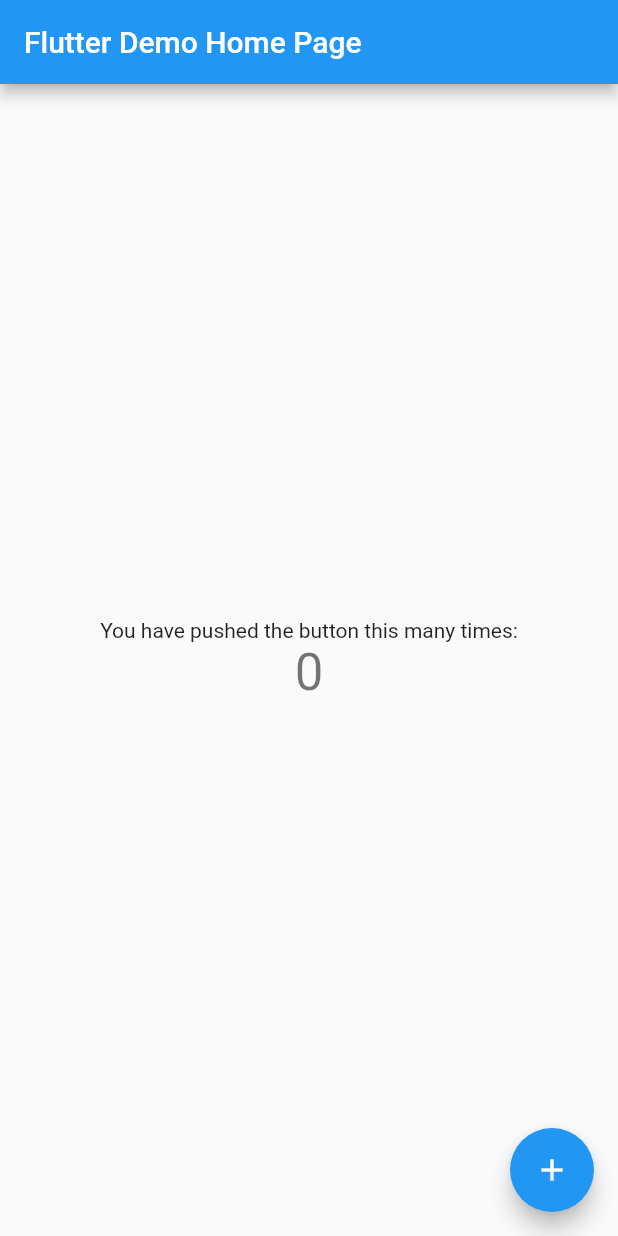
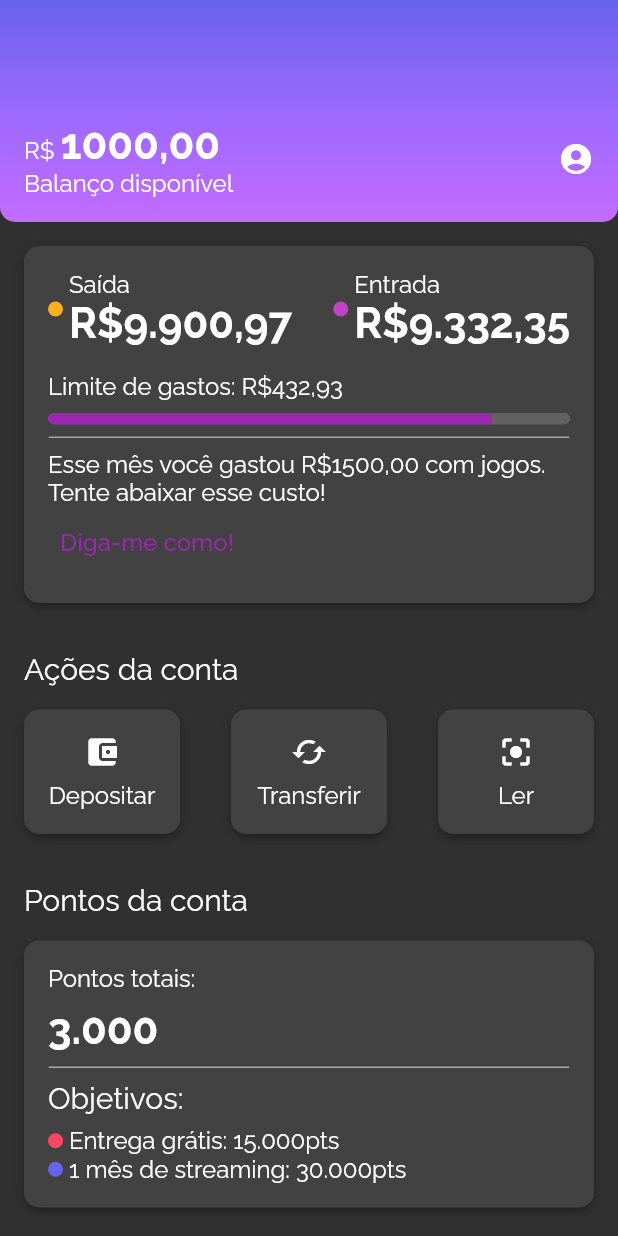
Before and after one commit to LeonardoSonsin/alubank, a Flutter app: the screen it shows after launch, on a phone screen of 412 x 824 dp. Run offline on Flutter 3.47's test engine with Material 2 defaults, Android fonts, the phone set to English and light mode, and no system bars.

Commit message:
Estilizando e reproduzindo layouts

```diff
--- /dev/null
+++ b/lib/components/box_card.dart
@@ -0,0 +1,19 @@
+import 'package:flutter/material.dart';
+
+class BoxCard extends StatelessWidget {
+  final Widget boxContent;
+
+  const BoxCard({Key? key, required this.boxContent}) : super(key: key);
+
+  @override
+  Widget build(BuildContext context) {
+    return Ink(
+      padding: const EdgeInsets.all(16.0),
+      decoration: BoxDecoration(
+          boxShadow: kElevationToShadow[3],
+          borderRadius: BorderRadius.circular(10.0),
+          color: Theme.of(context).cardColor),
+      child: boxContent,
+    );
+  }
+}
--- /dev/null
+++ b/lib/components/color_dot.dart
@@ -0,0 +1,17 @@
+import 'package:flutter/material.dart';
+
+class ColorDot extends StatelessWidget {
+  final Color? color;
+
+  const ColorDot({Key? key, required this.color}) : super(key: key);
+
+  @override
+  Widget build(BuildContext context) {
+    return Container(
+      width: 10.0,
+      height: 10.0,
+      decoration: BoxDecoration(
+          color: color, borderRadius: BorderRadius.circular(10.0)),
+    );
+  }
+}
--- /dev/null
+++ b/lib/components/content_division.dart
@@ -0,0 +1,15 @@
+import 'package:alubank/themes/theme_colors.dart';
+import 'package:flutter/material.dart';
+
+class ContentDivision extends StatelessWidget {
+  const ContentDivision({Key? key}) : super(key: key);
+
+  @override
+  Widget build(BuildContext context) {
+    return Container(
+      height: 1.0,
+      decoration:
+          BoxDecoration(border: Border.all(color: ThemeColors.division)),
+    );
+  }
+}
--- /dev/null
+++ b/lib/components/sections/account_actions.dart
@@ -0,0 +1,83 @@
+import 'package:alubank/components/box_card.dart';
+import 'package:flutter/material.dart';
+
+class AccountActions extends StatelessWidget {
+  const AccountActions({Key? key}) : super(key: key);
+
+  @override
+  Widget build(BuildContext context) {
+    return Container(
+      padding: const EdgeInsets.all(16.0),
+      child: Column(
+        crossAxisAlignment: CrossAxisAlignment.start,
+        children: [
+          Padding(
+            padding: const EdgeInsets.only(bottom: 16.0),
+            child: Text('Ações da conta',
+                style: Theme.of(context).textTheme.titleMedium),
+          ),
+          Row(
+            mainAxisAlignment: MainAxisAlignment.spaceBetween,
+            children: [
+              InkWell(
+                onTap: () {},
+                borderRadius: BorderRadius.circular(10.0),
+                child: const BoxCard(
+                  boxContent: _AccountActionsContent(
+                    icon: Icon(Icons.account_balance_wallet),
+                    text: 'Depositar',
+                  ),
+                ),
+              ),
+              InkWell(
+                onTap: () {},
+                borderRadius: BorderRadius.circular(10.0),
+                child: const BoxCard(
+                  boxContent: _AccountActionsContent(
+                    icon: Icon(Icons.cached),
+                    text: 'Transferir',
+                  ),
+                ),
+              ),
+              InkWell(
+                onTap: () {},
+                borderRadius: BorderRadius.circular(10.0),
+                child: const BoxCard(
+                  boxContent: _AccountActionsContent(
+                    icon: Icon(Icons.center_focus_strong),
+                    text: 'Ler',
+                  ),
+                ),
+              )
+            ],
+          ),
+        ],
+      ),
+    );
+  }
+}
+
+class _AccountActionsContent extends StatelessWidget {
+  final Icon icon;
+  final String text;
+
+  const _AccountActionsContent(
+      {Key? key, required this.icon, required this.text})
+      : super(key: key);
+
+  @override
+  Widget build(BuildContext context) {
+    return SizedBox(
+      width: 72,
+      child: Column(
+        children: [
+          Padding(
+            padding: const EdgeInsets.only(bottom: 8.0),
+            child: icon,
+          ),
+          Text(text)
+        ],
+      ),
+    );
+  }
+}
--- /dev/null
+++ b/lib/components/sections/account_points.dart
@@ -0,0 +1,68 @@
+import 'package:alubank/components/box_card.dart';
+import 'package:alubank/components/color_dot.dart';
+import 'package:alubank/components/content_division.dart';
+import 'package:alubank/themes/theme_colors.dart';
+import 'package:flutter/material.dart';
+
+class AccountPoints extends StatelessWidget {
+  const AccountPoints({Key? key}) : super(key: key);
+
+  @override
+  Widget build(BuildContext context) {
+    return Container(
+      padding: const EdgeInsets.all(16.0),
+      child: Column(
+        crossAxisAlignment: CrossAxisAlignment.start,
+        children: [
+          Padding(
+            padding: const EdgeInsets.only(bottom: 16.0),
+            child: Text('Pontos da conta',
+                style: Theme.of(context).textTheme.titleMedium),
+          ),
+          const BoxCard(boxContent: _AccountPointsContent()),
+        ],
+      ),
+    );
+  }
+}
+
+class _AccountPointsContent extends StatelessWidget {
+  const _AccountPointsContent({Key? key}) : super(key: key);
+
+  @override
+  Widget build(BuildContext context) {
+    return Column(
+      crossAxisAlignment: CrossAxisAlignment.start,
+      children: [
+        const Text('Pontos totais:'),
+        Padding(
+          padding: const EdgeInsets.symmetric(vertical: 8.0),
+          child: Text('3.000', style: Theme.of(context).textTheme.bodyLarge),
+        ),
+        const ContentDivision(),
+        const Padding(
+          padding: EdgeInsets.symmetric(vertical: 8.0),
+          child: Text('Objetivos:', style: TextStyle(fontSize: 20.0)),
+        ),
+        Row(
+          children: [
+            Padding(
+              padding: const EdgeInsets.only(right: 4.0),
+              child: ColorDot(color: ThemeColors.accountPoints[('pink')]),
+            ),
+            const Text('Entrega grátis: 15.000pts')
+          ],
+        ),
+        Row(
+          children: [
+            Padding(
+              padding: const EdgeInsets.only(right: 4.0),
+              child: ColorDot(color: ThemeColors.accountPoints[('blue')]),
+            ),
+            const Text('1 mês de streaming: 30.000pts')
+          ],
+        ),
+      ],
+    );
+  }
+}
--- /dev/null
+++ b/lib/components/sections/header.dart
@@ -0,0 +1,45 @@
+import 'package:alubank/themes/theme_colors.dart';
+import 'package:flutter/material.dart';
+
+class Header extends StatelessWidget {
+  const Header({Key? key}) : super(key: key);
+
+  @override
+  Widget build(BuildContext context) {
+    return Container(
+      decoration: const BoxDecoration(
+          gradient: LinearGradient(
+            begin: Alignment.topCenter,
+            end: Alignment.bottomCenter,
+            colors: ThemeColors.headerGradient,
+          ),
+          borderRadius: BorderRadius.vertical(bottom: Radius.circular(10.0))),
+      padding: const EdgeInsets.fromLTRB(16.0, 80.0, 16.0, 16.0),
+      child: Row(
+        mainAxisAlignment: MainAxisAlignment.spaceBetween,
+        children: [
+          Column(
+            crossAxisAlignment: CrossAxisAlignment.start,
+            children: [
+              Text.rich(
+                TextSpan(
+                  text: 'R\$ ',
+                  children: [
+                    TextSpan(
+                      text: '1000,00',
+                      style: Theme.of(context).textTheme.bodyLarge,
+                    ),
+                  ],
+                ),
+              ),
+              const Text(
+                'Balanço disponível',
+              ),
+            ],
+          ),
+          const Icon(Icons.account_circle)
+        ],
+      ),
+    );
+  }
+}
--- /dev/null
+++ b/lib/components/sections/recent_activity.dart
@@ -0,0 +1,97 @@
+import 'package:alubank/components/box_card.dart';
+import 'package:alubank/components/color_dot.dart';
+import 'package:alubank/components/content_division.dart';
+import 'package:alubank/themes/theme_colors.dart';
+import 'package:flutter/material.dart';
+
+class RecentActivity extends StatelessWidget {
+  const RecentActivity({Key? key}) : super(key: key);
+
+  @override
+  Widget build(BuildContext context) {
+    return Container(
+      padding: const EdgeInsets.all(16.0),
+      child: const BoxCard(boxContent: _RecentActivityContent()),
+    );
+  }
+}
+
+class _RecentActivityContent extends StatelessWidget {
+  const _RecentActivityContent({Key? key}) : super(key: key);
+
+  @override
+  Widget build(BuildContext context) {
+    return Column(
+      mainAxisAlignment: MainAxisAlignment.spaceBetween,
+      crossAxisAlignment: CrossAxisAlignment.start,
+      children: [
+        Row(
+          mainAxisAlignment: MainAxisAlignment.spaceBetween,
+          children: [
+            Row(
+              children: [
+                Padding(
+                  padding: const EdgeInsets.only(right: 4.0),
+                  child: ColorDot(color: ThemeColors.recentActivity[('spent')]),
+                ),
+                Column(
+                  crossAxisAlignment: CrossAxisAlignment.start,
+                  children: [
+                    const Text('Saída'),
+                    Text(
+                      'R\$9.900,97',
+                      style: Theme.of(context).textTheme.bodyLarge,
+                    )
+                  ],
+                ),
+              ],
+            ),
+            Row(
+              children: [
+                Padding(
+                  padding: const EdgeInsets.only(right: 4.0),
+                  child:
+                      ColorDot(color: ThemeColors.recentActivity[('income')]),
+                ),
+                Column(
+                  crossAxisAlignment: CrossAxisAlignment.start,
+                  children: [
+                    const Text('Entrada'),
+                    Text(
+                      'R\$9.332,35',
+                      style: Theme.of(context).textTheme.bodyLarge,
+                    )
+                  ],
+                ),
+              ],
+            ),
+          ],
+        ),
+        const Padding(
+          padding: EdgeInsets.only(top: 16.0, bottom: 8.0),
+          child: Text('Limite de gastos: R\$432,93'),
+        ),
+        Container(
+          clipBehavior: Clip.hardEdge,
+          decoration: BoxDecoration(
+            borderRadius: BorderRadius.circular(5.0),
+          ),
+          child: const LinearProgressIndicator(
+            value: 0.85,
+            minHeight: 8.0,
+          ),
+        ),
+        const Padding(
+          padding: EdgeInsets.symmetric(vertical: 8.0),
+          child: ContentDivision(),
+        ),
+        const Text(
+            'Esse mês você gastou R\$1500,00 com jogos. Tente abaixar esse custo!'),
+        TextButton(
+          onPressed: () {},
+          child: const Text('Diga-me como!', style: TextStyle(fontSize: 16.0)),
+        )
+      ],
+    );
+  }
+}
--- a/lib/main.dart
+++ b/lib/main.dart
@@ -1,115 +1,21 @@
+import 'package:alubank/screens/home.dart';
+import 'package:alubank/themes/my_theme.dart';
 import 'package:flutter/material.dart';
 
 void main() {
-  runApp(const MyApp());
+  runApp(const Alubank());
 }
 
-class MyApp extends StatelessWidget {
-  const MyApp({super.key});
+class Alubank extends StatelessWidget {
+  const Alubank({Key? key}) : super(key: key);
 
-  // This widget is the root of your application.
   @override
   Widget build(BuildContext context) {
     return MaterialApp(
-      title: 'Flutter Demo',
-      theme: ThemeData(
-        // This is the theme of your application.
-        //
-        // Try running your application with "flutter run". You'll see the
-        // application has a blue toolbar. Then, without quitting the app, try
-        // changing the primarySwatch below to Colors.green and then invoke
-        // "hot reload" (press "r" in the console where you ran "flutter run",
-        // or simply save your changes to "hot reload" in a Flutter IDE).
-        // Notice that the counter didn't reset back to zero; the application
-        // is not restarted.
-        primarySwatch: Colors.blue,
-      ),
-      home: const MyHomePage(title: 'Flutter Demo Home Page'),
+      debugShowCheckedModeBanner: false,
+      title: 'Alubank',
+      theme: myTheme,
+      home: const Home(),
     );
   }
 }
-
-class MyHomePage extends StatefulWidget {
-  const MyHomePage({super.key, required this.title});
-
-  // This widget is the home page of your application. It is stateful, meaning
-  // that it has a State object (defined below) that contains fields that affect
-  // how it looks.
-
-  // This class is the configuration for the state. It holds the values (in this
-  // case the title) provided by the parent (in this case the App widget) and
-  // used by the build method of the State. Fields in a Widget subclass are
-  // always marked "final".
-
-  final String title;
-
-  @override
-  State<MyHomePage> createState() => _MyHomePageState();
-}
-
-class _MyHomePageState extends State<MyHomePage> {
-  int _counter = 0;
-
-  void _incrementCounter() {
-    setState(() {
-      // This call to setState tells the Flutter framework that something has
-      // changed in this State, which causes it to rerun the build method below
-      // so that the display can reflect the updated values. If we changed
-      // _counter without calling setState(), then the build method would not be
-      // called again, and so nothing would appear to happen.
-      _counter++;
-    });
-  }
-
-  @override
-  Widget build(BuildContext context) {
-    // This method is rerun every time setState is called, for instance as done
-    // by the _incrementCounter method above.
-    //
-    // The Flutter framework has been optimized to make rerunning build methods
-    // fast, so that you can just rebuild anything that needs updating rather
-    // than having to individually change instances of widgets.
-    return Scaffold(
-      appBar: AppBar(
-        // Here we take the value from the MyHomePage object that was created by
-        // the App.build method, and use it to set our appbar title.
-        title: Text(widget.title),
-      ),
-      body: Center(
-        // Center is a layout widget. It takes a single child and positions it
-        // in the middle of the parent.
-        child: Column(
-          // Column is also a layout widget. It takes a list of children and
-          // arranges them vertically. By default, it sizes itself to fit its
-          // children horizontally, and tries to be as tall as its parent.
-          //
-          // Invoke "debug painting" (press "p" in the console, choose the
-          // "Toggle Debug Paint" action from the Flutter Inspector in Android
-          // Studio, or the "Toggle Debug Paint" command in Visual Studio Code)
-          // to see the wireframe for each widget.
-          //
-          // Column has various properties to control how it sizes itself and
-          // how it positions its children. Here we use mainAxisAlignment to
-          // center the children vertically; the main axis here is the vertical
-          // axis because Columns are vertical (the cross axis would be
-          // horizontal).
-          mainAxisAlignment: MainAxisAlignment.center,
-          children: <Widget>[
-            const Text(
-              'You have pushed the button this many times:',
-            ),
-            Text(
-              '$_counter',
-              style: Theme.of(context).textTheme.headline4,
-            ),
-          ],
-        ),
-      ),
-      floatingActionButton: FloatingActionButton(
-        onPressed: _incrementCounter,
-        tooltip: 'Increment',
-        child: const Icon(Icons.add),
-      ), // This trailing comma makes auto-formatting nicer for build methods.
-    );
-  }
-}
--- /dev/null
+++ b/lib/screens/home.dart
@@ -0,0 +1,25 @@
+import 'package:alubank/components/sections/account_actions.dart';
+import 'package:alubank/components/sections/account_points.dart';
+import 'package:alubank/components/sections/header.dart';
+import 'package:alubank/components/sections/recent_activity.dart';
+import 'package:flutter/material.dart';
+
+class Home extends StatelessWidget {
+  const Home({Key? key}) : super(key: key);
+
+  @override
+  Widget build(BuildContext context) {
+    return Scaffold(
+      body: SingleChildScrollView(
+        child: Column(
+          children: const [
+            Header(),
+            RecentActivity(),
+            AccountActions(),
+            AccountPoints(),
+          ],
+        ),
+      ),
+    );
+  }
+}
--- /dev/null
+++ b/lib/themes/my_theme.dart
@@ -0,0 +1,14 @@
+import 'package:alubank/themes/theme_colors.dart';
+import 'package:flutter/material.dart';
+
+ThemeData myTheme = ThemeData(
+  primarySwatch: ThemeColors.primaryColor,
+  primaryColor: ThemeColors.primaryColor,
+  brightness: Brightness.dark,
+  fontFamily: 'Raleway',
+  textTheme: const TextTheme(
+    bodyMedium: TextStyle(fontSize: 16.0),
+    bodyLarge: TextStyle(fontSize: 28.0, fontWeight: FontWeight.bold),
+    titleMedium: TextStyle(fontSize: 20.0, fontWeight: FontWeight.normal),
+  ),
+);
--- /dev/null
+++ b/lib/themes/theme_colors.dart
@@ -0,0 +1,19 @@
+import 'package:flutter/material.dart';
+
+class ThemeColors {
+  static const MaterialColor primaryColor = Colors.purple;
+  static const division = Color.fromRGBO(166, 166, 166, 1.0);
+  static const List<Color> headerGradient = [
+    Color.fromRGBO(103, 99, 234, 1.0),
+    Color.fromRGBO(155, 105, 254, 1.0),
+    Color.fromRGBO(195, 107, 255, 1.0)
+  ];
+  static const recentActivity = {
+    'spent': Color.fromRGBO(255, 175, 29, 1.0),
+    'income': Color.fromRGBO(191, 69, 198, 1.0)
+  };
+  static const accountPoints = {
+    'pink': Color.fromRGBO(255, 69, 100, 1.0),
+    'blue': Color.fromRGBO(103, 99, 234, 1.0),
+  };
+}
```
Also changed, not shown: pubspec.yaml (+7 -0 lines), 1 other file.
